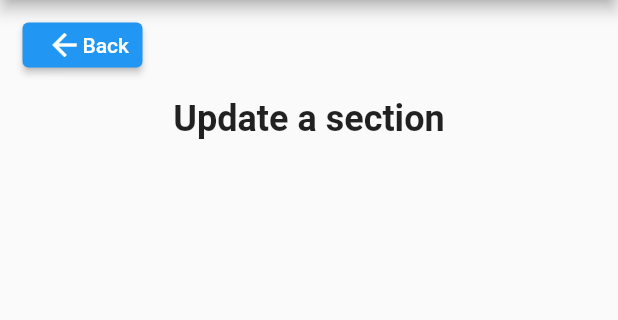
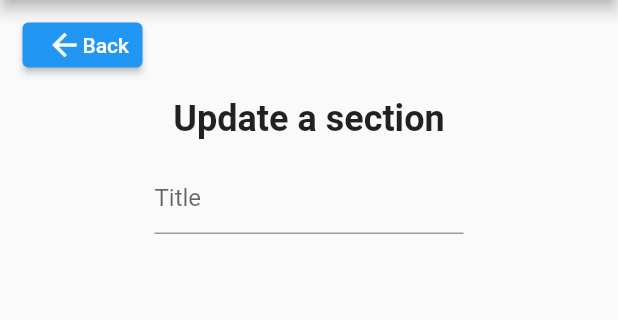
Before and after one commit to Leakune/Care-and-Help-App, a Flutter app: the CreateUpdateSection screen opened directly with empty values, on a phone screen of 412 x 824 dp, the part 84-404 px from its top. Run offline on Flutter 3.47's test engine with Material 2 defaults, Android fonts, the phone set to English and light mode, and no system bars.

Commit message:
begin create_update section

```diff
--- a/Flutter/pushellp/lib/screens/section/create_update_section.dart
+++ b/Flutter/pushellp/lib/screens/section/create_update_section.dart
@@ -4,20 +4,30 @@ import 'package:pushellp/commun/back_btn_custom.dart';
 import 'package:pushellp/commun/drawerCustom.dart';
 import 'package:pushellp/models/User.dart';
 
-class CreateUpdateSection extends StatelessWidget {
+class CreateUpdateSection extends StatefulWidget {
   final User user;
   final bool isCreatePage;
+
   const CreateUpdateSection({Key? key, required this.user, required this.isCreatePage}) : super(key: key);
+
+  @override
+  _CreateUpdateSectionState createState() => _CreateUpdateSectionState();
+}
+
+class _CreateUpdateSectionState extends State<CreateUpdateSection> {
+  final _formKey = GlobalKey<FormState>();
+  final _titleController = TextEditingController();
+  //final _descriptionController = TextEditingController();
 
   @override
   Widget build(BuildContext context) {
     return Scaffold(
       appBar: AppBarCustom(
         title: "Manage Sections",
-        userPseudo: user.pseudo,
+        userPseudo: widget.user.pseudo,
       ),
       drawer: DrawerCustom(
-        user: user,
+        user: widget.user,
       ),
       body: SafeArea(
         child: Column(
@@ -28,7 +38,7 @@ class CreateUpdateSection extends StatelessWidget {
               child: Align(
                 alignment: Alignment.centerLeft,
                 child: BackButtonCustom(
-                  user: user,
+                  user: widget.user,
                   btnLeadsToHomePage: false,
                 ),
               ),
@@ -39,11 +49,12 @@ class CreateUpdateSection extends StatelessWidget {
                 child: Column(
                   children: [
                     Text(
-                      isCreatePage ? "Create a section" : "Update a section",
+                      widget.isCreatePage ? "Create a section" : "Update a section",
                       style:
                           TextStyle(fontWeight: FontWeight.bold, fontSize: 24),
                     ),
                     SizedBox(height: 15),
+                    createForm()
                   ],
                 ),
               ),
@@ -53,4 +64,35 @@ class CreateUpdateSection extends StatelessWidget {
       ),
     );
   }
+
+  Form createForm(){
+    return Form(
+      autovalidateMode: AutovalidateMode.onUserInteraction,
+      key: _formKey,
+      child: Container(
+        width: MediaQuery.of(context).size.width / 2,
+        child: Column(
+          mainAxisAlignment: MainAxisAlignment.center,
+          mainAxisSize: MainAxisSize.min,
+          children: [
+            Container(
+              child: TextFormField(
+                controller: _titleController,
+                decoration: InputDecoration(
+                  hintText: "Title",
+                ),
+                validator: (value) {
+                  if (value == null || value.isEmpty) {
+                    return "Please enter the title";
+                  }
+                  return null;
+                },
+              ),
+            ),
+            SizedBox(height: 15),
+          ],
+        ),
+      ),
+    );
+  }
 }
```
